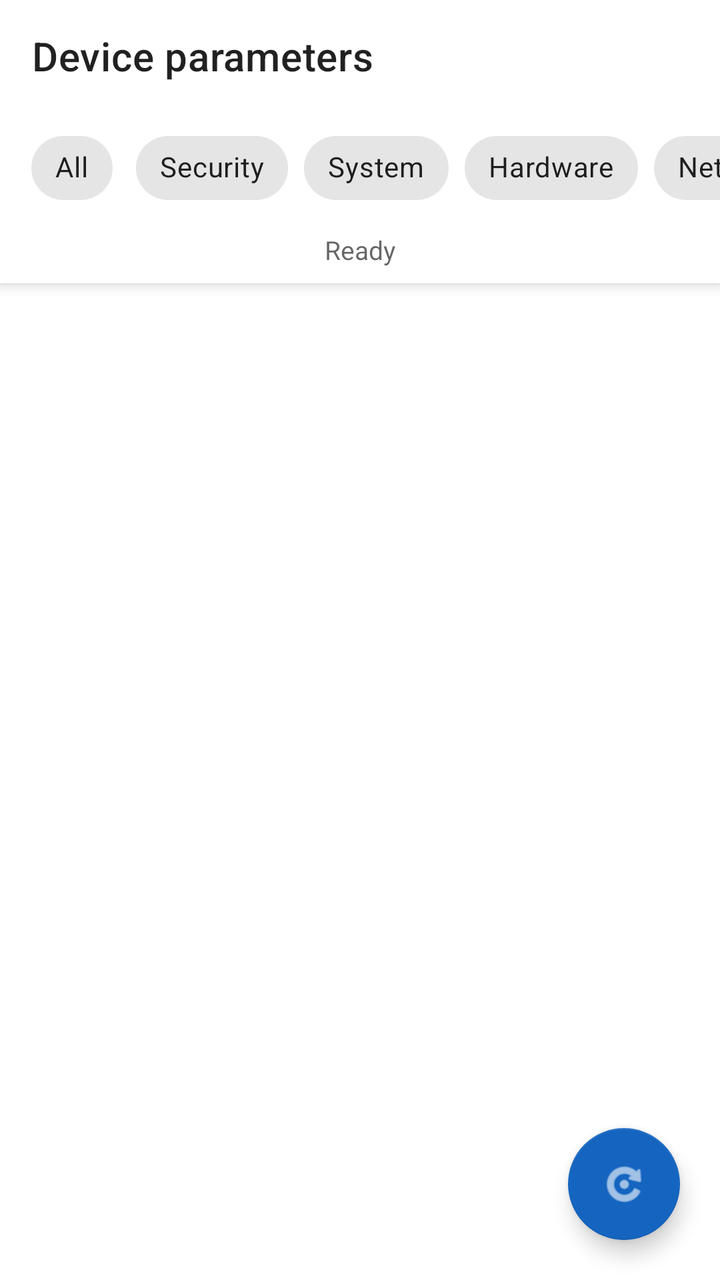
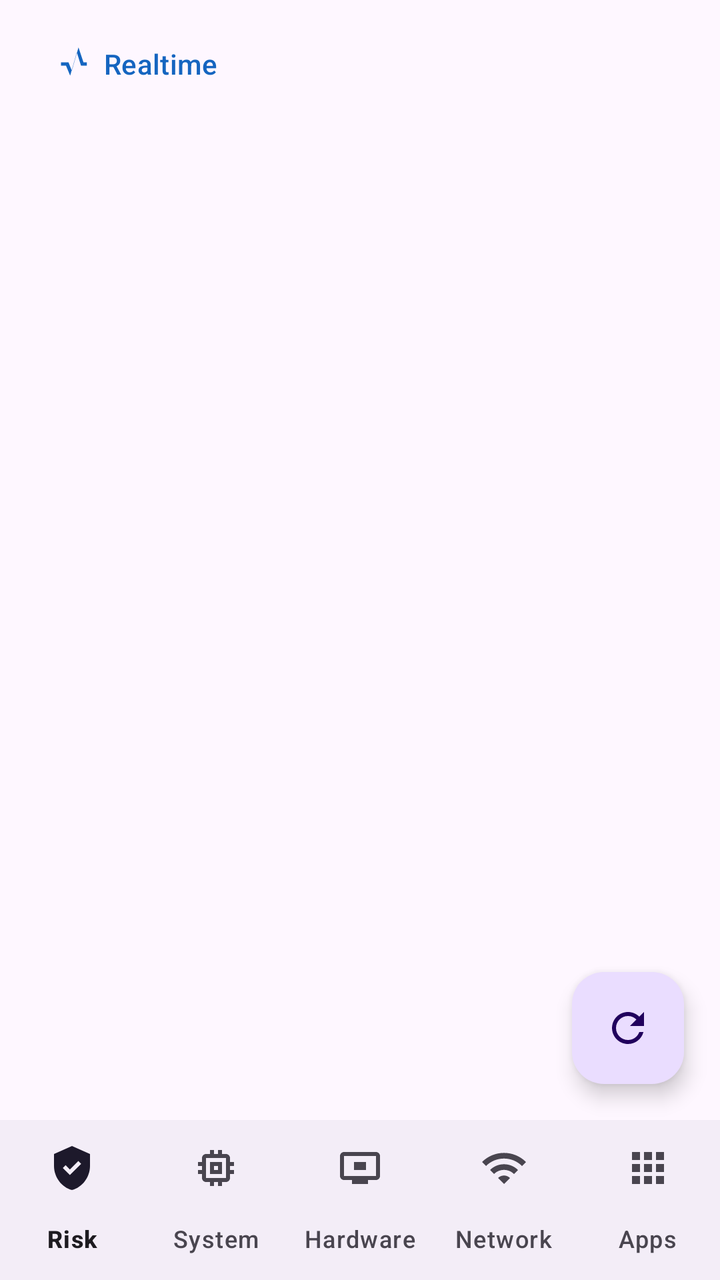

Two renders of the same Android screen: before a commit and after it. Below are the layout's source before the change and the commit's diff.
<!-- AndroidManifest.xml: activity theme Theme.Adr_device_info -->
<!-- res/layout/activity_main.xml -->
<?xml version="1.0" encoding="utf-8"?>
<androidx.coordinatorlayout.widget.CoordinatorLayout xmlns:android="http://schemas.android.com/apk/res/android"
    xmlns:app="http://schemas.android.com/apk/res-auto"
    android:layout_width="match_parent"
    android:layout_height="match_parent"
    android:fitsSystemWindows="true">

    <com.google.android.material.appbar.AppBarLayout
        android:layout_width="match_parent"
        android:layout_height="wrap_content"
        android:background="?attr/colorSurface">

        <com.google.android.material.appbar.MaterialToolbar
            android:id="@+id/toolbar"
            android:layout_width="match_parent"
            android:layout_height="?attr/actionBarSize"
            app:title="@string/title_device_info_default" />

        <HorizontalScrollView
            android:layout_width="match_parent"
            android:layout_height="wrap_content"
            android:scrollbars="none"
            android:paddingBottom="4dp">

            <com.google.android.material.chip.ChipGroup
                android:id="@+id/chip_group"
                android:layout_width="wrap_content"
                android:layout_height="wrap_content"
                android:paddingHorizontal="12dp"
                android:paddingVertical="4dp"
                app:singleSelection="true"
                app:selectionRequired="true">

                <com.google.android.material.chip.Chip
                    android:id="@+id/chip_all"
                    style="@style/Widget.MaterialComponents.Chip.Filter"
                    android:layout_width="wrap_content"
                    android:layout_height="wrap_content"
                    android:text="@string/chip_all" />

                <com.google.android.material.chip.Chip
                    android:id="@+id/chip_security"
                    style="@style/Widget.MaterialComponents.Chip.Filter"
                    android:layout_width="wrap_content"
                    android:layout_height="wrap_content"
                    android:text="@string/chip_security" />

                <com.google.android.material.chip.Chip
                    android:id="@+id/chip_system"
                    style="@style/Widget.MaterialComponents.Chip.Filter"
                    android:layout_width="wrap_content"
                    android:layout_height="wrap_content"
                    android:text="@string/chip_system" />

                <com.google.android.material.chip.Chip
                    android:id="@+id/chip_hardware"
                    style="@style/Widget.MaterialComponents.Chip.Filter"
                    android:layout_width="wrap_content"
                    android:layout_height="wrap_content"
                    android:text="@string/chip_hardware" />

                <com.google.android.material.chip.Chip
                    android:id="@+id/chip_network"
                    style="@style/Widget.MaterialComponents.Chip.Filter"
                    android:layout_width="wrap_content"
                    android:layout_height="wrap_content"
                    android:text="@string/chip_network" />

                <com.google.android.material.chip.Chip
                    android:id="@+id/chip_software"
                    style="@style/Widget.MaterialComponents.Chip.Filter"
                    android:layout_width="wrap_content"
                    android:layout_height="wrap_content"
                    android:text="@string/chip_software" />

                <com.google.android.material.chip.Chip
                    android:id="@+id/chip_storage"
                    style="@style/Widget.MaterialComponents.Chip.Filter"
                    android:layout_width="wrap_content"
                    android:layout_height="wrap_content"
                    android:text="@string/chip_storage" />

                <com.google.android.material.chip.Chip
                    android:id="@+id/chip_sensor"
                    style="@style/Widget.MaterialComponents.Chip.Filter"
                    android:layout_width="wrap_content"
                    android:layout_height="wrap_content"
                    android:text="@string/chip_sensor" />

                <com.google.android.material.chip.Chip
                    android:id="@+id/chip_other"
                    style="@style/Widget.MaterialComponents.Chip.Filter"
                    android:layout_width="wrap_content"
                    android:layout_height="wrap_content"
                    android:text="@string/chip_other" />

            </com.google.android.material.chip.ChipGroup>
        </HorizontalScrollView>

        <TextView
            android:id="@+id/status_text"
            android:layout_width="match_parent"
            android:layout_height="wrap_content"
            android:gravity="center"
            android:paddingHorizontal="16dp"
            android:paddingBottom="8dp"
            android:text="@string/status_ready"
            android:textColor="?android:attr/textColorSecondary"
            android:textSize="13sp" />

    </com.google.android.material.appbar.AppBarLayout>

    <ProgressBar
        android:id="@+id/progress_bar"
        android:layout_width="wrap_content"
        android:layout_height="wrap_content"
        android:layout_gravity="center"
        android:visibility="gone" />

    <androidx.recyclerview.widget.RecyclerView
        android:id="@+id/recycler_view"
        android:layout_width="match_parent"
        android:layout_height="match_parent"
        android:clipToPadding="false"
        android:paddingHorizontal="12dp"
        android:paddingBottom="88dp"
        app:layout_behavior="@string/appbar_scrolling_view_behavior" />

    <com.google.android.material.floatingactionbutton.FloatingActionButton
        android:id="@+id/fab_refresh"
        android:layout_width="wrap_content"
        android:layout_height="wrap_content"
        android:layout_gravity="bottom|end"
        android:layout_margin="20dp"
        android:contentDescription="@string/action_refresh"
        android:src="@android:drawable/ic_menu_rotate"
        app:backgroundTint="?attr/colorPrimary"
        app:tint="@android:color/white" />

</androidx.coordinatorlayout.widget.CoordinatorLayout>
<!-- resources referenced by this layout -->
<resources>
  <string name="action_refresh">Refresh</string>
  <string name="chip_all">All</string>
  <string name="chip_hardware">Hardware</string>
  <string name="chip_network">Network</string>
  <string name="chip_other">Other</string>
  <string name="chip_security">Security</string>
  <string name="chip_sensor">Sensor</string>
  <string name="chip_software">Software</string>
  <string name="chip_storage">Storage</string>
  <string name="chip_system">System</string>
  <string name="status_ready">Ready</string>
  <string name="title_device_info_default">Device parameters</string>
  <style name="Theme.Adr_device_info" parent="Theme.MaterialComponents.Light.NoActionBar">
          <item name="colorPrimary">@color/primary</item>
          <item name="colorPrimaryDark">@color/primary_dark</item>
          <item name="colorAccent">@color/accent</item>
          <item name="android:statusBarColor">@color/primary_dark</item>
      </style>
  <color name="primary">#1565C0</color>
  <color name="primary_dark">#0D47A1</color>
  <color name="accent">#00897B</color>
</resources>

<!-- the commit's change to res/layout/activity_main.xml (unified diff, before → after) -->
@@ -1,140 +1,60 @@
 <?xml version="1.0" encoding="utf-8"?>
-<androidx.coordinatorlayout.widget.CoordinatorLayout xmlns:android="http://schemas.android.com/apk/res/android"
+<LinearLayout xmlns:android="http://schemas.android.com/apk/res/android"
     xmlns:app="http://schemas.android.com/apk/res-auto"
     android:layout_width="match_parent"
     android:layout_height="match_parent"
+    android:orientation="vertical"
+    android:background="?android:attr/colorBackground"
     android:fitsSystemWindows="true">
 
-    <com.google.android.material.appbar.AppBarLayout
+    <com.google.android.material.appbar.MaterialToolbar
+        android:id="@+id/toolbar"
+        android:layout_width="match_parent"
+        android:layout_height="?attr/actionBarSize"
+        android:background="?attr/colorSurface"
+        app:titleTextColor="?attr/colorOnSurface">
+
+        <com.google.android.material.button.MaterialButton
+            android:id="@+id/btn_realtime"
+            style="@style/Widget.Material3.Button.TextButton.Icon"
+            android:layout_width="wrap_content"
+            android:layout_height="wrap_content"
+            android:layout_gravity="start|center_vertical"
+            android:minWidth="0dp"
+            android:insetLeft="0dp"
+            android:insetRight="0dp"
+            android:insetTop="0dp"
+            android:insetBottom="0dp"
+            android:text="@string/menu_realtime"
+            app:icon="@drawable/ic_tab_realtime"
+            app:iconSize="20dp" />
+    </com.google.android.material.appbar.MaterialToolbar>
+
+    <FrameLayout
+        android:layout_width="match_parent"
+        android:layout_height="0dp"
+        android:layout_weight="1">
+
+        <FrameLayout
+            android:id="@+id/fragment_container"
+            android:layout_width="match_parent"
+            android:layout_height="match_parent"
+            android:background="?android:attr/colorBackground" />
+
+        <com.google.android.material.floatingactionbutton.FloatingActionButton
+            android:id="@+id/fab_refresh"
+            android:layout_width="wrap_content"
+            android:layout_height="wrap_content"
+            android:layout_gravity="bottom|end"
+            android:layout_margin="18dp"
+            android:contentDescription="@string/action_recollect"
+            android:src="@drawable/ic_refresh" />
+    </FrameLayout>
+
+    <com.google.android.material.bottomnavigation.BottomNavigationView
+        android:id="@+id/bottom_nav"
         android:layout_width="match_parent"
         android:layout_height="wrap_content"
-        android:background="?attr/colorSurface">
-
-        <com.google.android.material.appbar.MaterialToolbar
-            android:id="@+id/toolbar"
-            android:layout_width="match_parent"
-            android:layout_height="?attr/actionBarSize"
-            app:title="@string/title_device_info_default" />
-
-        <HorizontalScrollView
-            android:layout_width="match_parent"
-            android:layout_height="wrap_content"
-            android:scrollbars="none"
-            android:paddingBottom="4dp">
-
-            <com.google.android.material.chip.ChipGroup
-                android:id="@+id/chip_group"
-                android:layout_width="wrap_content"
-                android:layout_height="wrap_content"
-                android:paddingHorizontal="12dp"
-                android:paddingVertical="4dp"
-                app:singleSelection="true"
-                app:selectionRequired="true">
-
-                <com.google.android.material.chip.Chip
-                    android:id="@+id/chip_all"
-                    style="@style/Widget.MaterialComponents.Chip.Filter"
-                    android:layout_width="wrap_content"
-                    android:layout_height="wrap_content"
-                    android:text="@string/chip_all" />
-
-                <com.google.android.material.chip.Chip
-                    android:id="@+id/chip_security"
-                    style="@style/Widget.MaterialComponents.Chip.Filter"
-                    android:layout_width="wrap_content"
-                    android:layout_height="wrap_content"
-                    android:text="@string/chip_security" />
-
-                <com.google.android.material.chip.Chip
-                    android:id="@+id/chip_system"
-                    style="@style/Widget.MaterialComponents.Chip.Filter"
-                    android:layout_width="wrap_content"
-                    android:layout_height="wrap_content"
-                    android:text="@string/chip_system" />
-
-                <com.google.android.material.chip.Chip
-                    android:id="@+id/chip_hardware"
-                    style="@style/Widget.MaterialComponents.Chip.Filter"
-                    android:layout_width="wrap_content"
-                    android:layout_height="wrap_content"
-                    android:text="@string/chip_hardware" />
-
-                <com.google.android.material.chip.Chip
-                    android:id="@+id/chip_network"
-                    style="@style/Widget.MaterialComponents.Chip.Filter"
-                    android:layout_width="wrap_content"
-                    android:layout_height="wrap_content"
-                    android:text="@string/chip_network" />
-
-                <com.google.android.material.chip.Chip
-                    android:id="@+id/chip_software"
-                    style="@style/Widget.MaterialComponents.Chip.Filter"
-                    android:layout_width="wrap_content"
-                    android:layout_height="wrap_content"
-                    android:text="@string/chip_software" />
-
-                <com.google.android.material.chip.Chip
-                    android:id="@+id/chip_storage"
-                    style="@style/Widget.MaterialComponents.Chip.Filter"
-                    android:layout_width="wrap_content"
-                    android:layout_height="wrap_content"
-                    android:text="@string/chip_storage" />
-
-                <com.google.android.material.chip.Chip
-                    android:id="@+id/chip_sensor"
-                    style="@style/Widget.MaterialComponents.Chip.Filter"
-                    android:layout_width="wrap_content"
-                    android:layout_height="wrap_content"
-                    android:text="@string/chip_sensor" />
-
-                <com.google.android.material.chip.Chip
-                    android:id="@+id/chip_other"
-                    style="@style/Widget.MaterialComponents.Chip.Filter"
-                    android:layout_width="wrap_content"
-                    android:layout_height="wrap_content"
-                    android:text="@string/chip_other" />
-
-            </com.google.android.material.chip.ChipGroup>
-        </HorizontalScrollView>
-
-        <TextView
-            android:id="@+id/status_text"
-            android:layout_width="match_parent"
-            android:layout_height="wrap_content"
-            android:gravity="center"
-            android:paddingHorizontal="16dp"
-            android:paddingBottom="8dp"
-            android:text="@string/status_ready"
-            android:textColor="?android:attr/textColorSecondary"
-            android:textSize="13sp" />
-
-    </com.google.android.material.appbar.AppBarLayout>
-
-    <ProgressBar
-        android:id="@+id/progress_bar"
-        android:layout_width="wrap_content"
-        android:layout_height="wrap_content"
-        android:layout_gravity="center"
-        android:visibility="gone" />
-
-    <androidx.recyclerview.widget.RecyclerView
-        android:id="@+id/recycler_view"
-        android:layout_width="match_parent"
-        android:layout_height="match_parent"
-        android:clipToPadding="false"
-        android:paddingHorizontal="12dp"
-        android:paddingBottom="88dp"
-        app:layout_behavior="@string/appbar_scrolling_view_behavior" />
-
-    <com.google.android.material.floatingactionbutton.FloatingActionButton
-        android:id="@+id/fab_refresh"
-        android:layout_width="wrap_content"
-        android:layout_height="wrap_content"
-        android:layout_gravity="bottom|end"
-        android:layout_margin="20dp"
-        android:contentDescription="@string/action_refresh"
-        android:src="@android:drawable/ic_menu_rotate"
-        app:backgroundTint="?attr/colorPrimary"
-        app:tint="@android:color/white" />
-
-</androidx.coordinatorlayout.widget.CoordinatorLayout>
+        app:labelVisibilityMode="labeled"
+        app:menu="@menu/bottom_nav_menu" />
+</LinearLayout>
<!-- resource entries referenced after the edit -->
@@ -1,25 +1,35 @@
 <!-- resources referenced by this layout -->
 <resources>
-  <string name="action_refresh">Refresh</string>
-  <string name="chip_all">All</string>
-  <string name="chip_hardware">Hardware</string>
-  <string name="chip_network">Network</string>
-  <string name="chip_other">Other</string>
-  <string name="chip_security">Security</string>
-  <string name="chip_sensor">Sensor</string>
-  <string name="chip_software">Software</string>
-  <string name="chip_storage">Storage</string>
-  <string name="chip_system">System</string>
-  <string name="status_ready">Ready</string>
-  <string name="title_device_info_default">Device parameters</string>
-  <style name="Theme.Adr_device_info" parent="Theme.MaterialComponents.Light.NoActionBar">
-          <item name="colorPrimary">@color/primary</item>
-          <item name="colorPrimaryDark">@color/primary_dark</item>
-          <item name="colorAccent">@color/accent</item>
-          <item name="android:statusBarColor">@color/primary_dark</item>
+  <!-- drawable ic_refresh (drawable) -->
+  <vector xmlns:android="http://schemas.android.com/apk/res/android"
+      android:width="24dp" android:height="24dp"
+      android:viewportWidth="24" android:viewportHeight="24"
+      android:tint="?attr/colorOnPrimary">
+      <path android:fillColor="@android:color/white"
+          android:pathData="M17.65,6.35C16.2,4.9 14.21,4 12,4c-4.42,0 -7.99,3.58 -7.99,8s3.57,8 7.99,8c3.73,0 6.84,-2.55 7.73,-6h-2.08c-0.82,2.33 -3.04,4 -5.65,4 -3.31,0 -6,-2.69 -6,-6s2.69,-6 6,-6c1.66,0 3.14,0.69 4.22,1.78L13,11h7V4l-2.35,2.35z"/>
+  </vector>
+  <!-- drawable ic_tab_realtime (drawable) -->
+  <vector xmlns:android="http://schemas.android.com/apk/res/android"
+      android:width="24dp" android:height="24dp"
+      android:viewportWidth="24" android:viewportHeight="24"
+      android:tint="?attr/colorOnSurface">
+      <path android:fillColor="@android:color/white"
+          android:pathData="M3,13h3l2.5,6 4,-14 2.5,8h3.5v-2h-2l-3,-9 -4,14 -2,-5H3z"/>
+  </vector>
+  <string name="action_recollect">Re-scan</string>
+  <string name="menu_realtime">Realtime</string>
+  <style name="Theme.Adr_device_info" parent="Theme.DeviceInfo.CyberBlue" />
+  <style name="Theme.DeviceInfo.CyberBlue" parent="Base.Theme.DeviceInfo">
+          <item name="colorPrimary">@color/cyber_primary</item>
+          <item name="colorSecondary">@color/cyber_secondary</item>
+          <item name="colorTertiary">@color/cyber_tertiary</item>
       </style>
-  <color name="primary">#1565C0</color>
-  <color name="primary_dark">#0D47A1</color>
-  <color name="accent">#00897B</color>
+  <style name="Base.Theme.DeviceInfo" parent="Theme.Material3.DayNight.NoActionBar">
+          <item name="android:statusBarColor">@android:color/transparent</item>
+          <item name="android:navigationBarColor">?attr/colorSurface</item>
+      </style>
+  <color name="cyber_primary">#1565C0</color>
+  <color name="cyber_secondary">#00897B</color>
+  <color name="cyber_tertiary">#5E35B1</color>
 </resources>
 
